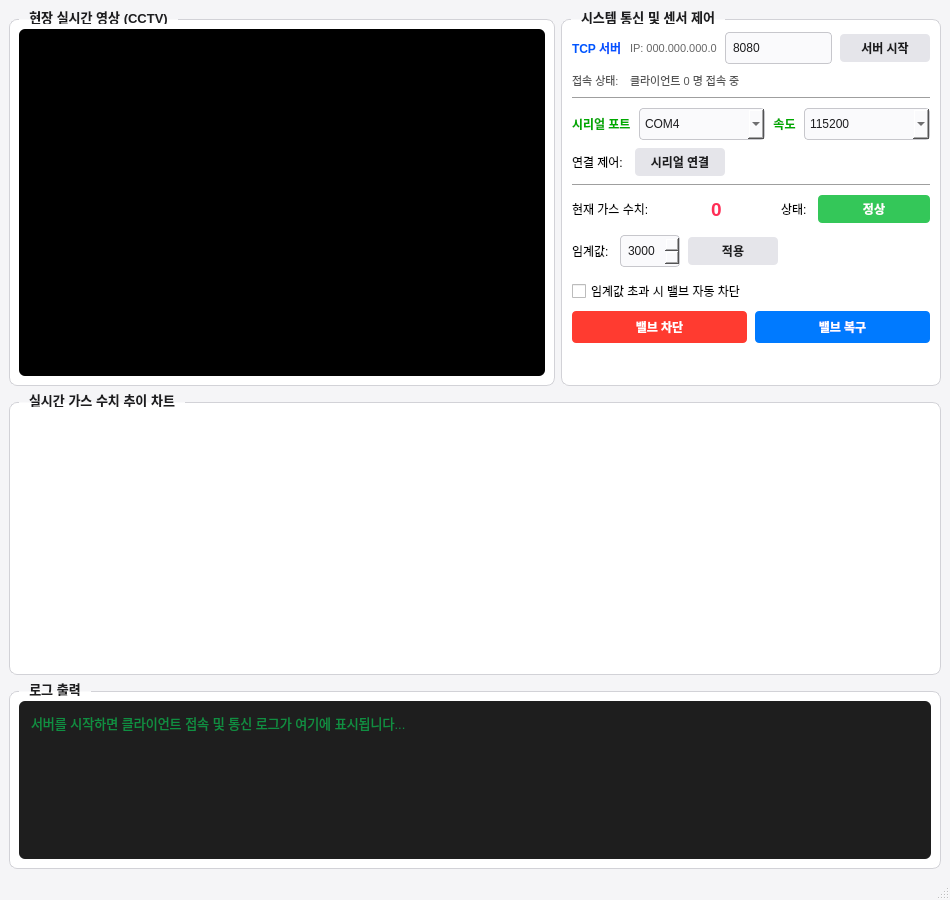
Before: the Qt Designer form qt-server/mainwindow.ui in 96hckim/smart-monitoring-system, drawn with Qt 5.
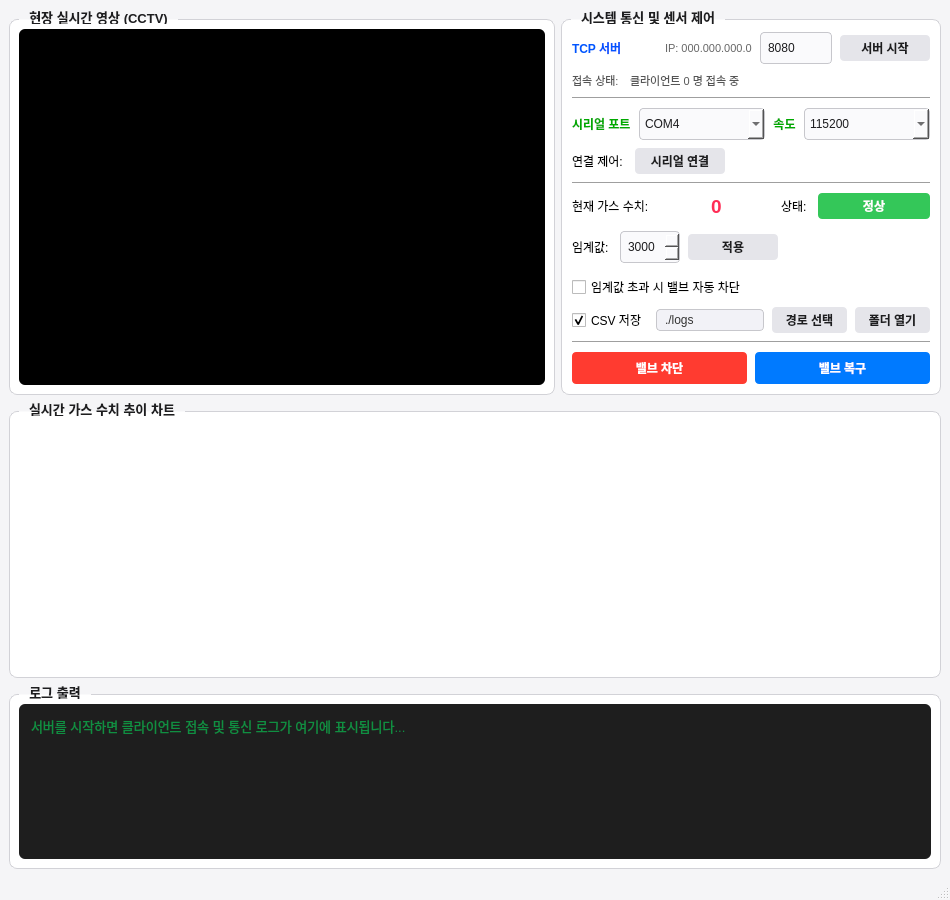
After: the same form once the commit is applied. Custom widgets are drawn as their Qt base class.

Commit message: feat:실시간 가스 수치 CSV 저장 로직 구현

Patch:
```diff
--- a/qt-server/mainwindow.ui
+++ b/qt-server/mainwindow.ui
@@ -184,12 +184,12 @@
                </property>
                <property name="maximumSize">
                 <size>
-                 <width>16777215</width>
+                 <width>72</width>
                  <height>16777215</height>
                 </size>
                </property>
                <property name="styleSheet">
-                <string notr="true">maximumWidth: 60px; height: 26px; AlignCenter</string>
+                <string notr="true">max-width: 60px; height: 26px; AlignCenter</string>
                </property>
                <property name="text">
                 <string>8080</string>
@@ -210,7 +210,7 @@
                <property name="minimumSize">
                 <size>
                  <width>90</width>
-                 <height>28</height>
+                 <height>26</height>
                 </size>
                </property>
                <property name="maximumSize">
@@ -390,7 +390,7 @@
                <property name="minimumSize">
                 <size>
                  <width>90</width>
-                 <height>28</height>
+                 <height>26</height>
                 </size>
                </property>
                <property name="text">
@@ -463,7 +463,7 @@
                <property name="minimumSize">
                 <size>
                  <width>0</width>
-                 <height>28</height>
+                 <height>26</height>
                 </size>
                </property>
                <property name="styleSheet">
@@ -520,7 +520,7 @@
                  <property name="minimumSize">
                   <size>
                    <width>90</width>
-                   <height>28</height>
+                   <height>26</height>
                   </size>
                  </property>
                  <property name="maximumSize">
@@ -559,8 +559,81 @@
                </property>
               </widget>
              </item>
+             <item>
+              <layout class="QHBoxLayout" name="horizontalLayout_10" stretch="0,1,0,0">
+               <item>
+                <widget class="QCheckBox" name="chkEnableLogging">
+                 <property name="toolTip">
+                  <string>&lt;html&gt;&lt;head/&gt;&lt;body&gt;&lt;p&gt;가스 수치 데이터를 CSV 파일로 자동 저장합니다.&lt;/p&gt;&lt;/body&gt;&lt;/html&gt;</string>
+                 </property>
+                 <property name="text">
+                  <string>CSV 저장</string>
+                 </property>
+                 <property name="checked">
+                  <bool>true</bool>
+                 </property>
+                </widget>
+               </item>
+               <item>
+                <widget class="QLineEdit" name="leLogPath">
+                 <property name="focusPolicy">
+                  <enum>Qt::FocusPolicy::NoFocus</enum>
+                 </property>
+                 <property name="styleSheet">
+                  <string notr="true">background-color: #F2F2F7;
+color: #333333;
+border: 1px solid #C7C7CC;
+border-radius: 4px;
+padding: 2px 6px;</string>
+                 </property>
+                 <property name="text">
+                  <string>./logs</string>
+                 </property>
+                 <property name="readOnly">
+                  <bool>true</bool>
+                 </property>
+                </widget>
+               </item>
+               <item>
+                <widget class="QPushButton" name="btnSelectPath">
+                 <property name="minimumSize">
+                  <size>
+                   <width>75</width>
+                   <height>26</height>
+                  </size>
+                 </property>
+                 <property name="text">
+                  <string>경로 선택</string>
+                 </property>
+                </widget>
+               </item>
+               <item>
+                <widget class="QPushButton" name="btnOpenFolder">
+                 <property name="minimumSize">
+                  <size>
+                   <width>75</width>
+                   <height>26</height>
+                  </size>
+                 </property>
+                 <property name="text">
+                  <string>폴더 열기</string>
+                 </property>
+                </widget>
+               </item>
+              </layout>
+             </item>
             </layout>
            </item>
+           <item>
+            <widget class="Line" name="line_3">
+             <property name="styleSheet">
+              <string notr="true">color: #E0E0E0;</string>
+             </property>
+             <property name="orientation">
+              <enum>Qt::Orientation::Horizontal</enum>
+             </property>
+            </widget>
+           </item>
            <item>
             <layout class="QHBoxLayout" name="horizontalLayout_4">
              <item>
```
The commit also changes 2 other files.
